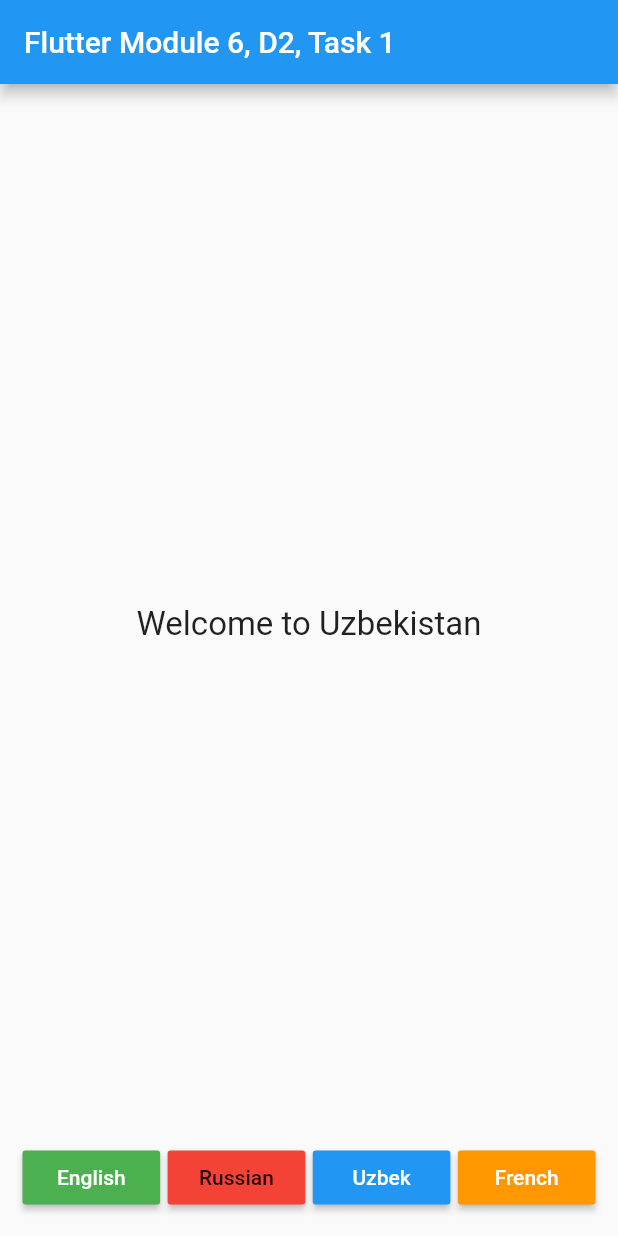
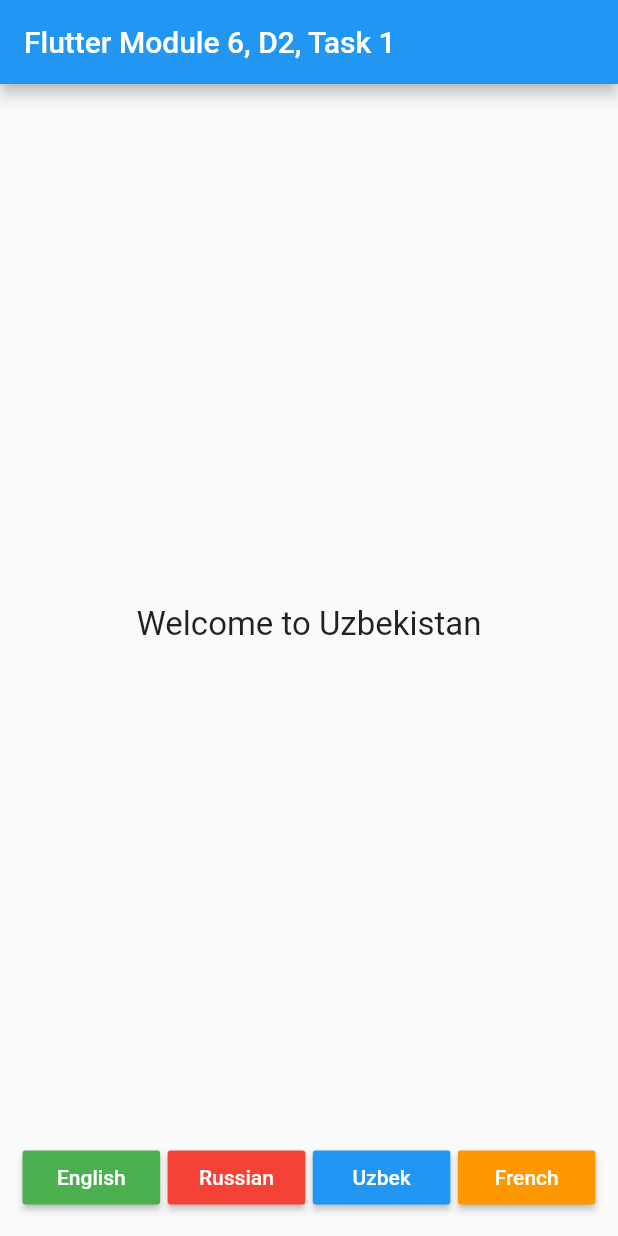
Before and after one commit to Baxtiyor87/m6d2task1, a Flutter app: the screen it shows after launch, on a phone screen of 412 x 824 dp. Run offline on Flutter 3.47's test engine with Material 2 defaults, Android fonts, the phone set to English and light mode, and no system bars; our stand-ins replace easy_localization.

Commit message:
Initial commit

```diff
--- a/lib/pages/home_page.dart
+++ b/lib/pages/home_page.dart
@@ -41,7 +41,7 @@ class _HomePageState extends State<HomePage> {
                     onPressed: (){
                       context.setLocale(const Locale('ru','RU'));
                     },
-                    child: const Text("Russian"),
+                    child: const Text("Russian",style: TextStyle(color: Colors.white)),
                   ),
                 ),
                 const SizedBox(width: 5,),
```
